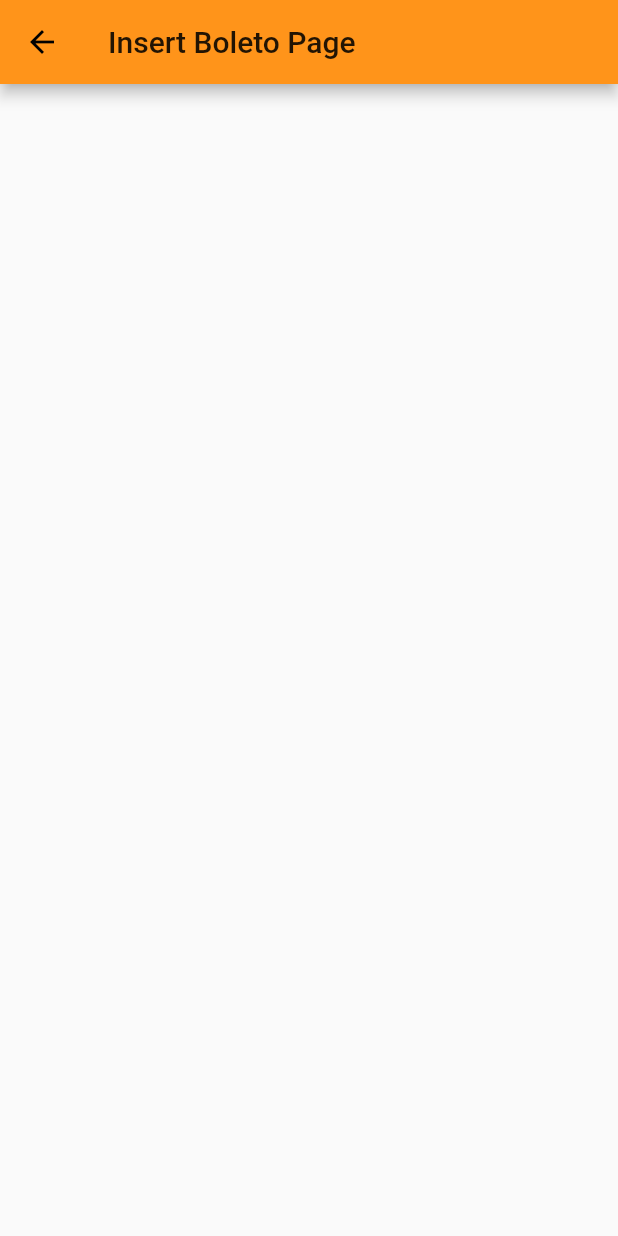
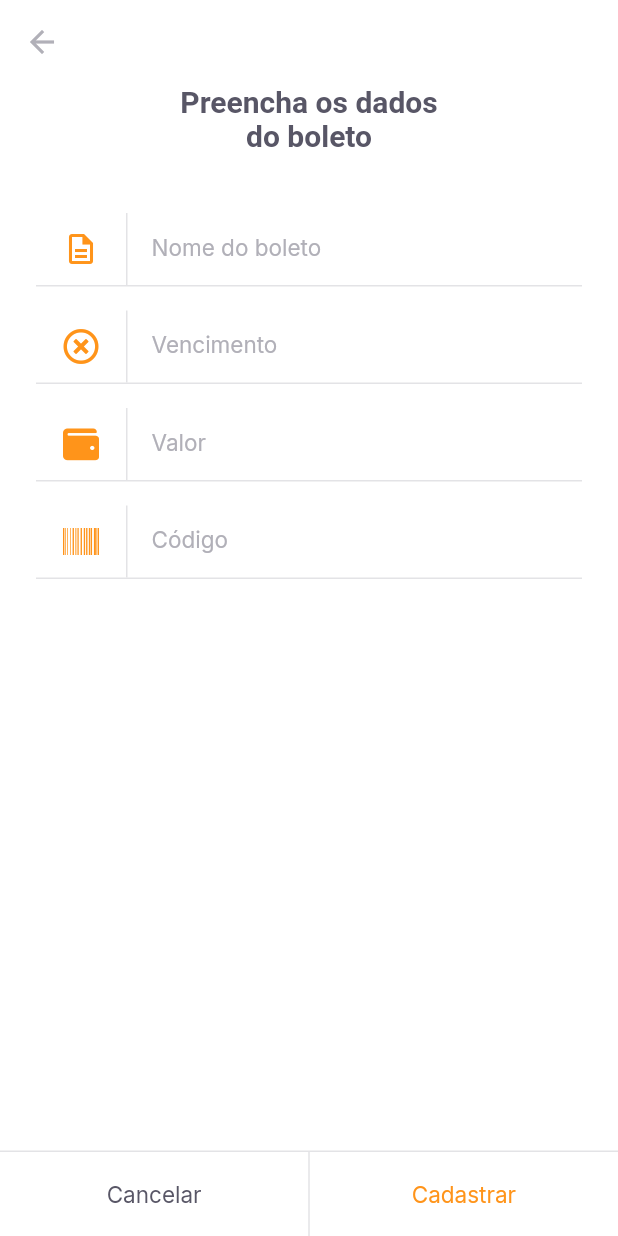
Before and after one commit to andrericardoweb/nlw06_flutter_payflow, a Flutter app: the InsertBoletoPage screen opened by its route, on a phone screen of 412 x 824 dp. Run offline on Flutter 3.47's test engine with Material 2 defaults, Android fonts, the phone set to English and light mode, and no system bars; our stand-ins replace camera, firebase_core, font_awesome_flutter, google_fonts, google_sign_in, image_picker and 1 more; missing offline and left inert: google_ml_kit; accounts and stored records are empty.

Commit message:
front-end insert_boleto_page

```diff
--- a/lib/modules/insert_boleto/insert_boleto_page.dart
+++ b/lib/modules/insert_boleto/insert_boleto_page.dart
@@ -1,14 +1,71 @@
 import 'package:flutter/material.dart';
+import 'package:font_awesome_flutter/font_awesome_flutter.dart';
+import 'package:nlw06_flutter_payflow/shared/themes/app_colors.dart';
+import 'package:nlw06_flutter_payflow/shared/themes/app_text_style.dart';
+import 'package:nlw06_flutter_payflow/shared/widgets/input_text/input_text_widget.dart';
+import 'package:nlw06_flutter_payflow/shared/widgets/set_label_buttons/set_label_buttons.dart';
 
 class InsertBoletoPage extends StatelessWidget {
-  const InsertBoletoPage({ Key? key }) : super(key: key);
+  const InsertBoletoPage({Key? key}) : super(key: key);
 
   @override
   Widget build(BuildContext context) {
     return Scaffold(
+      backgroundColor: AppColors.background,
       appBar: AppBar(
-        title: Text("Insert Boleto Page"),
+        backgroundColor: AppColors.background,
+        elevation: 0,
+        leading: BackButton(
+          color: AppColors.input,
+        ),
       ),
+      body: Padding(
+        padding: const EdgeInsets.symmetric(horizontal: 24),
+        child: Column(
+          crossAxisAlignment: CrossAxisAlignment.center,
+          children: [
+            Padding(
+              padding: const EdgeInsets.symmetric(horizontal: 90),
+              child: Text(
+                "Preencha os dados do boleto",
+                style: AppTextStyles.titleBoldHeading,
+                textAlign: TextAlign.center,
+              ),
+            ),
+            SizedBox(
+              height: 40,
+            ),
+            InputTextWidget(
+              label: "Nome do boleto",
+              icon: Icons.description_outlined,
+              onChanged: (value) {},
+            ),
+            InputTextWidget(
+              label: "Vencimento",
+              icon: FontAwesomeIcons.timesCircle,
+              onChanged: (value) {},
+            ),
+            InputTextWidget(
+              label: "Valor",
+              icon: FontAwesomeIcons.wallet,
+              onChanged: (value) {},
+            ),
+            InputTextWidget(
+              label: "Código",
+              icon: FontAwesomeIcons.barcode,
+              onChanged: (value) {},
+            ),
+          ],
+        ),
+      ),
+      bottomNavigationBar: SetLabelButtons(
+          primaryLabel: "Cancelar",
+          primaryOnPressed: () {
+            Navigator.pop(context);
+          },
+          enableSecondaryColor: true,
+          secondaryLabel: "Cadastrar",
+          secondaryOnPressed: () {}),
     );
   }
 }
```
